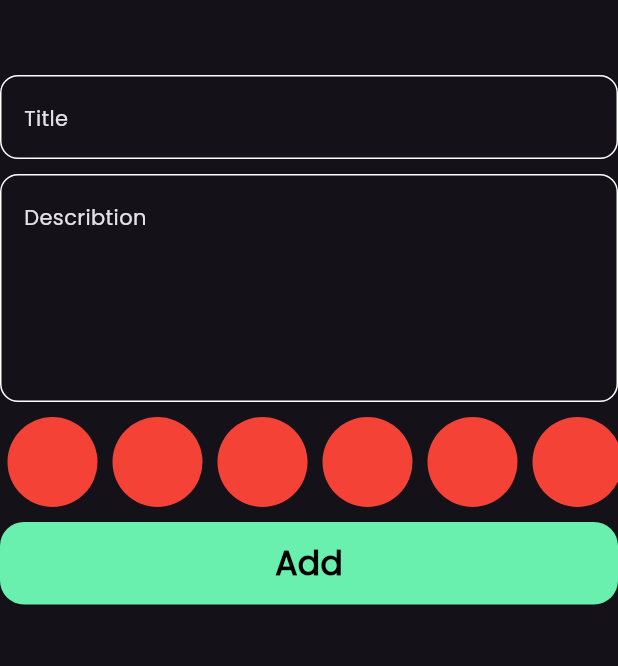
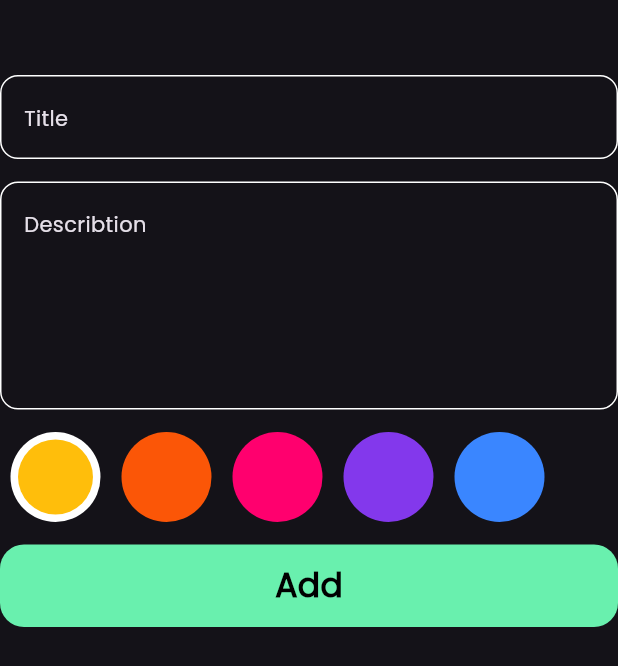
Before and after one commit to TarekHayan/Note-App, a Flutter app: the CheakAvaildNote widget shown alone on an empty page, opened directly, on a phone screen of 412 x 824 dp. Shown: the top 666 px of the screen. Run offline on Flutter 3.47's test engine with Material 3 defaults, Android fonts, the phone set to English and light mode, and no system bars; our stand-ins replace bloc, flutter_bloc, font_awesome_flutter, hive, hive_flutter; accounts and stored records are empty.

Commit message:
pick color in list view

```diff
--- a/lib/widgets/cheak_availb_note.dart
+++ b/lib/widgets/cheak_availb_note.dart
@@ -31,7 +31,7 @@ class _CheakAvaildNoteState extends State<CheakAvaildNote> {
               title = value;
             },
           ),
-          const SizedBox(height: 10),
+          const SizedBox(height: 15),
           CustomTextField(
             hint: "describtion",
             maxLines: 5,
@@ -39,9 +39,9 @@ class _CheakAvaildNoteState extends State<CheakAvaildNote> {
               subtitle = value;
             },
           ),
-          SizedBox(height: 10),
+          SizedBox(height: 15),
           WcolorList(),
-          const SizedBox(height: 10),
+          const SizedBox(height: 15),
           BlocBuilder<AddNoteCubit, AddNoteState>(
             builder: (context, state) {
               return CustomButtom(
--- a/lib/widgets/color_note.dart
+++ b/lib/widgets/color_note.dart
@@ -1,27 +1,55 @@
 import 'package:flutter/material.dart';
 
 class Wcolor extends StatelessWidget {
-  const Wcolor({super.key});
-
+  const Wcolor({super.key, required this.isActive, required this.color});
+  final bool isActive;
+  final Color color;
   @override
   Widget build(BuildContext context) {
-    return const CircleAvatar(backgroundColor: Colors.red, radius: 30);
+    return isActive
+        ? CircleAvatar(
+            radius: 30,
+            backgroundColor: Colors.white,
+            child: CircleAvatar(backgroundColor: color, radius: 25),
+          )
+        : CircleAvatar(backgroundColor: color, radius: 30);
   }
 }
 
-class WcolorList extends StatelessWidget {
+class WcolorList extends StatefulWidget {
   const WcolorList({super.key});
 
+  @override
+  State<WcolorList> createState() => _WcolorListState();
+}
+
+List<Color> colors = [
+  Color(0xffFFBE0B),
+  Color(0xffFB5607),
+  Color(0xffFF006E),
+  Color(0xff8338EC),
+  Color(0xff3A86FF),
+];
+
+class _WcolorListState extends State<WcolorList> {
+  int cindex = 0;
   @override
   Widget build(BuildContext context) {
     return SizedBox(
       height: 30 * 2,
       child: ListView.builder(
+        itemCount: colors.length,
         scrollDirection: Axis.horizontal,
         itemBuilder: (context, index) {
           return Padding(
-            padding: const EdgeInsets.symmetric(horizontal: 5),
-            child: Wcolor(),
+            padding: const EdgeInsets.symmetric(horizontal: 7),
+            child: GestureDetector(
+              onTap: () {
+                cindex = index;
+                setState(() {});
+              },
+              child: Wcolor(isActive: cindex == index, color: colors[index]),
+            ),
           );
         },
       ),
```
